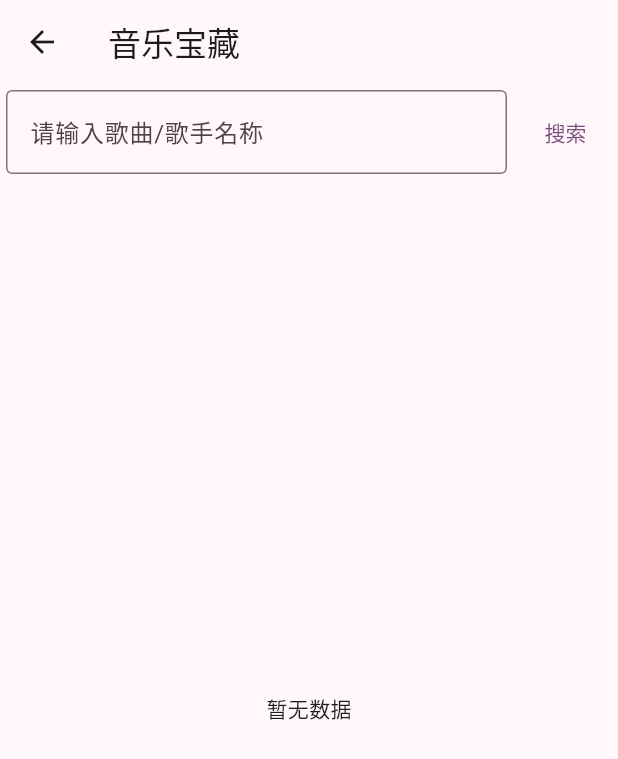
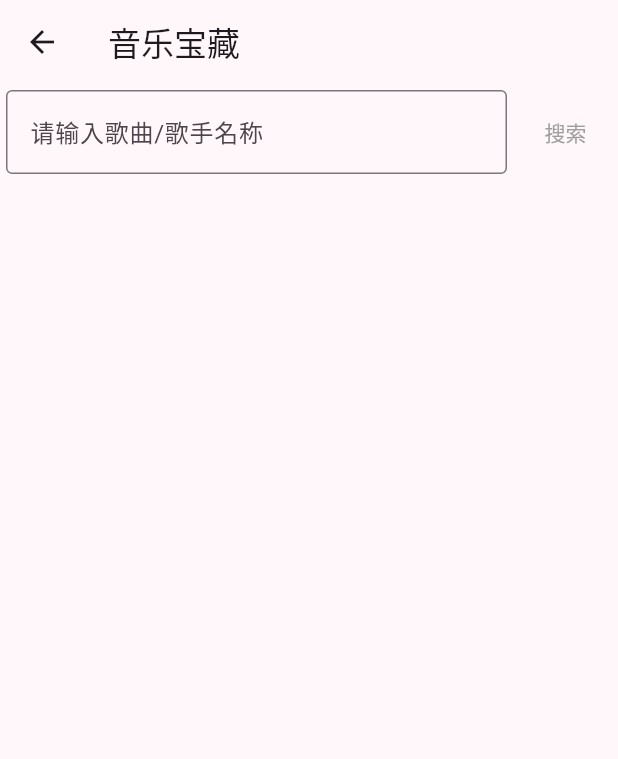
Before and after one commit to mmmyjun/sampleFlutter, a Flutter app: the MusicPage screen opened directly, on a phone screen of 412 x 824 dp. Shown: the top 759 px of the screen. Run offline on Flutter 3.47's test engine with Material 3 defaults, Android fonts, the phone set to English and light mode, and no system bars; drawn by our look-alikes of flutter_easyloading; our stand-ins replace audioplayers, dio.

Commit message:
music:添加“共x首歌”; 搜索按钮样式:输入框为空则“搜索”字体颜色为灰色

```diff
--- a/lib/mode/music/music_page.dart
+++ b/lib/mode/music/music_page.dart
@@ -19,6 +19,8 @@ class MusicPage extends StatefulWidget {
 }
 
 class _MusicPageState extends State<MusicPage> {
+  bool hasSearch = false;
+
   @override
   void initState() {
     super.initState();
@@ -47,6 +49,7 @@ class _MusicPageState extends State<MusicPage> {
     SongApi().getAllSongInfo(inputController.text).then((value) {
       print(value);
       EasyLoading.dismiss();
+      hasSearch = true;
 
       var code = value['code'];
       List data = value['data'];
@@ -140,6 +143,9 @@ class _MusicPageState extends State<MusicPage> {
                           border: OutlineInputBorder(),
                           labelText: '请输入歌曲/歌手名称',
                         ),
+                        onChanged: (value) {
+                          setState(() {});
+                        },
                         onSubmitted: (value) {
                           toSearch();
                         },
@@ -148,7 +154,11 @@ class _MusicPageState extends State<MusicPage> {
                     SizedBox(
                       width: 70,
                       child: TextButton(
+                        style: ButtonStyle(
+                          foregroundColor: inputController.text.isEmpty ? MaterialStateProperty.all(Colors.grey): MaterialStateProperty.all(Colors.purple),
+                        ),
                         onPressed: () {
+                          if (inputController.text.isEmpty) return;
                           toSearch();
                         },
                         child: const Text('搜索'),
@@ -157,6 +167,11 @@ class _MusicPageState extends State<MusicPage> {
                   ],
                 ),
               ),
+              SizedBox(
+                height: 24,
+                child: Text(hasSearch == false ? '' : (songList.isEmpty ? '暂无数据' : '共${songList.length}首歌')),
+              ),
+              songList.isNotEmpty ? const Divider(height: 1) : const SizedBox.shrink(),
               Expanded(child: SongList(songList: songList))
             ],
           )),
--- a/lib/mode/music/song_list.dart
+++ b/lib/mode/music/song_list.dart
@@ -34,14 +34,6 @@ class _SongListState extends State<SongList> {
 
   @override
   Widget build(BuildContext context) {
-    if (widget.songList.isEmpty) {
-      return SizedBox(
-        height: MediaQuery.of(context).size.height,
-        child: const Center(
-          child: Text('暂无数据'),
-        ),
-      );
-    }
     return ListView.separated(
         separatorBuilder: (BuildContext context, int index) => const Divider(),
         itemCount: widget.songList.length,
```
